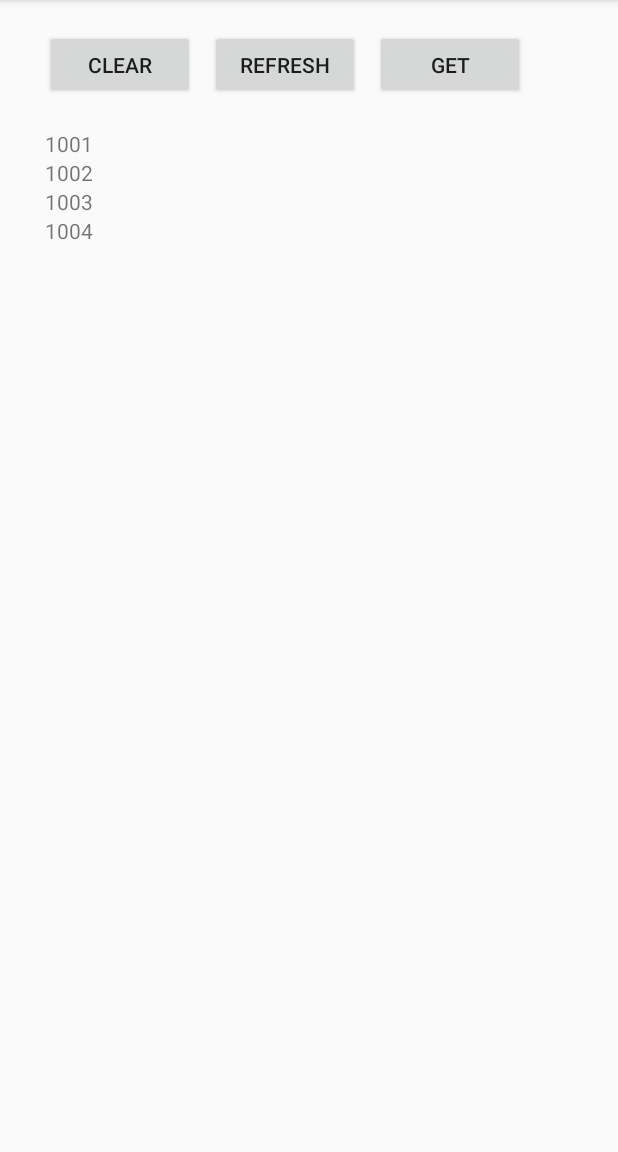
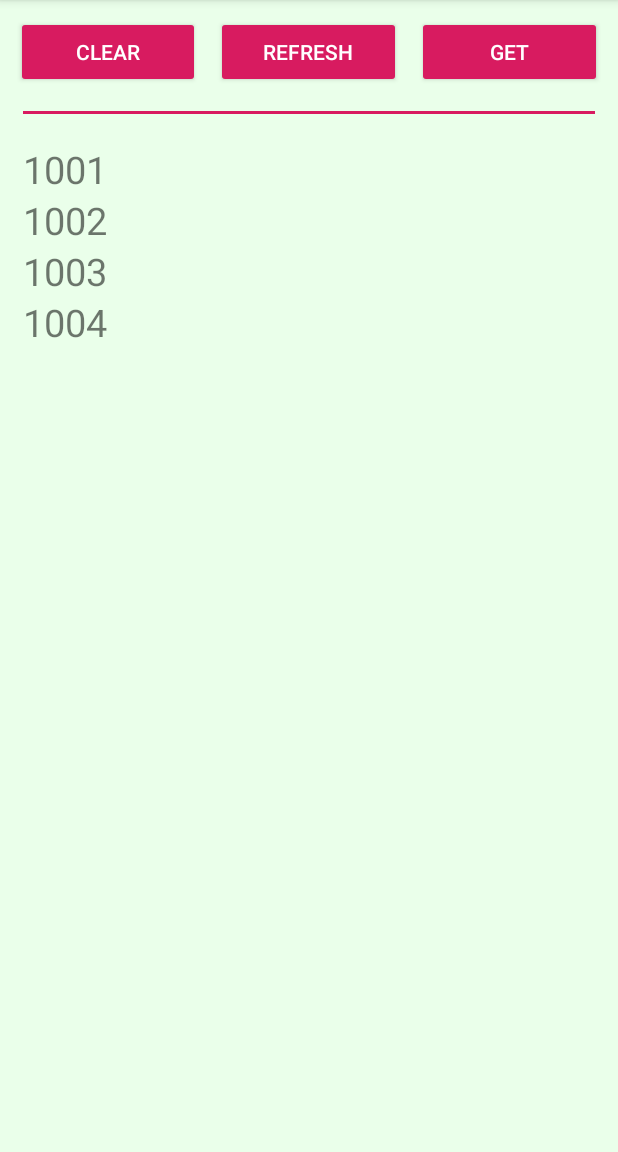
Before and after one commit to tgif3/Project, an Android app: the screen it shows after launch (MainActivity), on a phone screen of 412 x 824 dp, the part 84-1236 px from its top. Run offline under Robolectric (Android 15) with nearby library versions, the phone set to English and light mode, and no system bars.

Commit message:
update UI

```diff
--- a/app/src/main/java/com/example/project1/MainActivity.java
+++ b/app/src/main/java/com/example/project1/MainActivity.java
@@ -71,6 +71,7 @@ public class MainActivity extends AppCompatActivity {
         linearLayout.removeAllViews();
         for (int num : strings1) {
             TextView textView = new TextView(context);
+            textView.setTextSize(25);
             textView.setText(num + " ");
 
             linearLayout.addView(textView);
--- a/app/src/main/res/layout/activity_main.xml
+++ b/app/src/main/res/layout/activity_main.xml
@@ -4,40 +4,60 @@
     android:layout_width="match_parent"
     android:layout_height="match_parent"
     android:orientation="vertical"
-    tools:context=".MainActivity">
+    tools:context=".MainActivity"
+    android:layout_gravity="center"
+    android:padding="5dp"
+    android:background="#EAFFEA">
 
     <LinearLayout
         android:layout_width="match_parent"
-        android:layout_height="wrap_content"
-        android:layout_margin="20dp"
-        android:orientation="horizontal">
+        android:layout_height="wrap_content">
 
         <Button
+            android:layout_width="0dp"
+            android:layout_height="wrap_content"
             android:id="@+id/clear_btn"
-            style="@style/main_button"
-            android:text="@string/clear" />
+            android:text="@string/clear"
+            android:layout_weight="1"
+            android:layout_margin="5dp"
+            style="@style/Widget.AppCompat.Button.Colored"/>
 
         <Button
+            android:layout_width="0dp"
+            android:layout_height="wrap_content"
             android:id="@+id/refresh_btn"
-            style="@style/main_button"
-            android:text="@string/refresh" />
+            android:text="@string/refresh"
+            android:layout_weight="1"
+            android:layout_margin="5dp"
+            style="@style/Widget.AppCompat.Button.Colored" />
 
         <Button
+            android:layout_width="0dp"
+            android:layout_height="wrap_content"
             android:id="@+id/get_btn"
-            style="@style/main_button"
-            android:text="@string/get" />
+            android:text="@string/get"
+            android:layout_weight="1"
+            android:layout_margin="5dp"
+            style="@style/Widget.AppCompat.Button.Colored"/>
     </LinearLayout>
+
+    <View
+        android:layout_width="match_parent"
+        android:layout_height="2dp"
+        android:background="@color/colorAccent"
+        android:layout_margin="10dp"/>
 
     <ScrollView
         android:layout_width="match_parent"
-        android:layout_height="wrap_content">
+        android:layout_height="wrap_content"
+        android:fillViewport="true"
+        android:padding="10dp">
 
         <LinearLayout
             android:id="@+id/linear_layout"
             android:layout_width="match_parent"
             android:layout_height="wrap_content"
-            android:orientation="vertical"
-            android:paddingLeft="30dp" />
+            android:orientation="vertical"/>
     </ScrollView>
 
 </LinearLayout>
```
